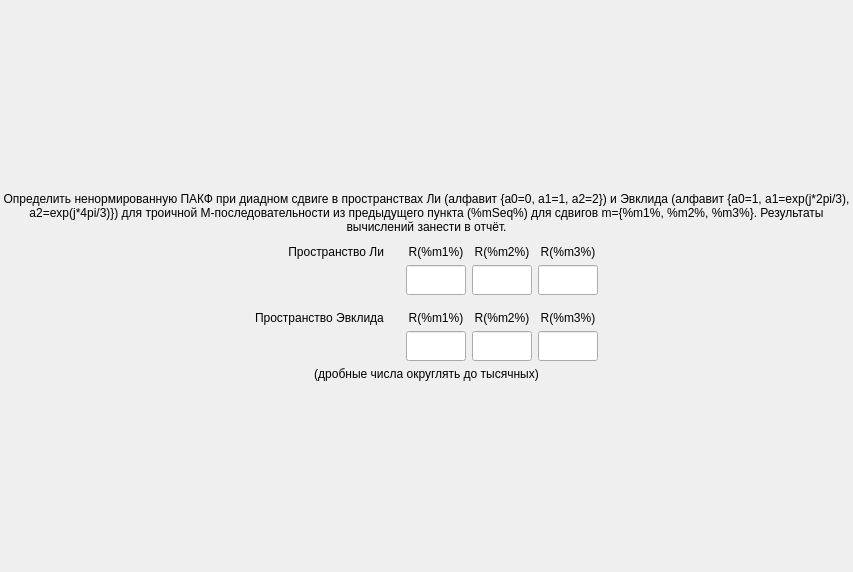
First picture: the form in task/screentask6.ui, repository bukhmastov/kpsp, before the edit.
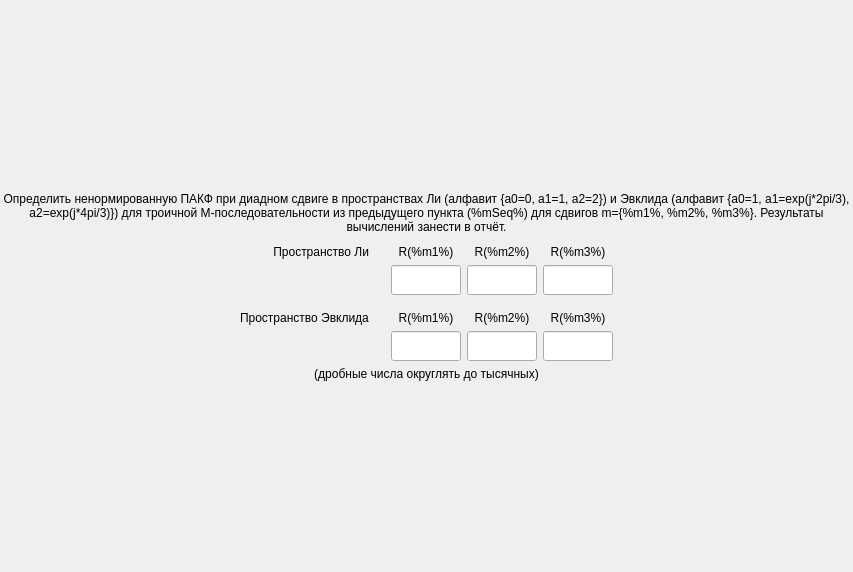
Second picture: the form after the edit.

Diff of the .ui file:
```diff
--- a/task/screentask6.ui
+++ b/task/screentask6.ui
@@ -249,13 +249,13 @@
          </property>
          <property name="minimumSize">
           <size>
-           <width>60</width>
+           <width>70</width>
            <height>30</height>
           </size>
          </property>
          <property name="maximumSize">
           <size>
-           <width>30</width>
+           <width>70</width>
            <height>30</height>
           </size>
          </property>
@@ -306,13 +306,13 @@
          </property>
          <property name="minimumSize">
           <size>
-           <width>60</width>
+           <width>70</width>
            <height>30</height>
           </size>
          </property>
          <property name="maximumSize">
           <size>
-           <width>30</width>
+           <width>70</width>
            <height>30</height>
           </size>
          </property>
@@ -334,13 +334,13 @@
          </property>
          <property name="minimumSize">
           <size>
-           <width>60</width>
+           <width>70</width>
            <height>30</height>
           </size>
          </property>
          <property name="maximumSize">
           <size>
-           <width>30</width>
+           <width>70</width>
            <height>30</height>
           </size>
          </property>
@@ -545,13 +545,13 @@
          </property>
          <property name="minimumSize">
           <size>
-           <width>60</width>
+           <width>70</width>
            <height>30</height>
           </size>
          </property>
          <property name="maximumSize">
           <size>
-           <width>30</width>
+           <width>70</width>
            <height>30</height>
           </size>
          </property>
@@ -634,13 +634,13 @@
          </property>
          <property name="minimumSize">
           <size>
-           <width>60</width>
+           <width>70</width>
            <height>30</height>
           </size>
          </property>
          <property name="maximumSize">
           <size>
-           <width>30</width>
+           <width>70</width>
            <height>30</height>
           </size>
          </property>
@@ -670,7 +670,7 @@
          </property>
          <property name="maximumSize">
           <size>
-           <width>30</width>
+           <width>70</width>
            <height>30</height>
           </size>
          </property>
```
